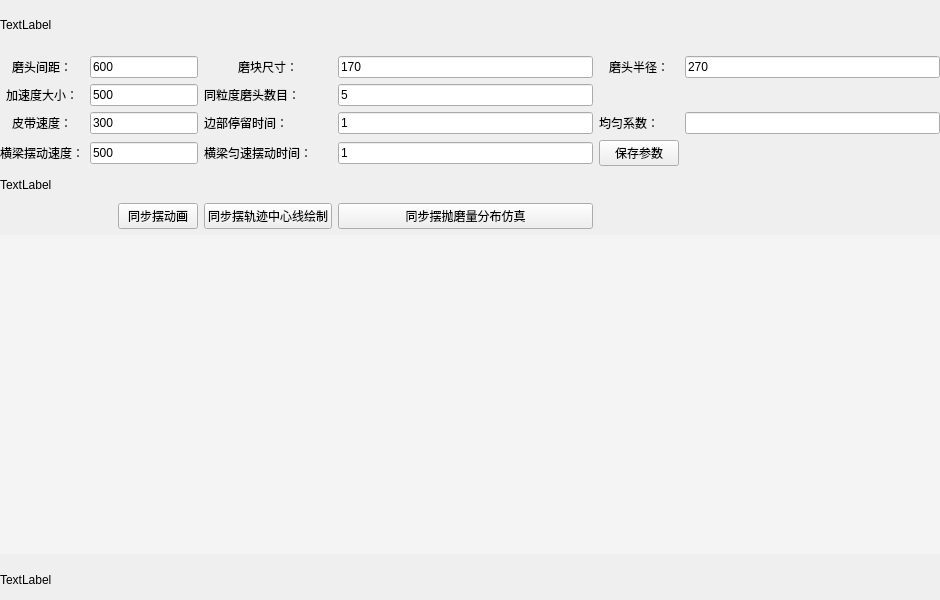
Above: Equal_Sim.ui from wuheideyun/PolishingParameterNew before the change. Below: the same form after it.
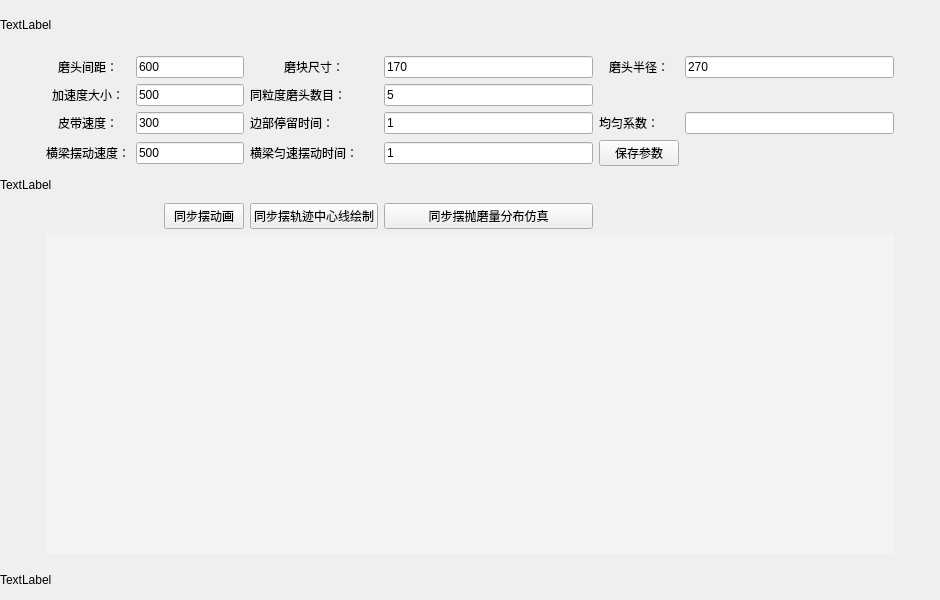
That is the form after the change.

Patch:
```diff
--- a/Equal_Sim.ui
+++ b/Equal_Sim.ui
@@ -33,21 +33,14 @@
     <property name="verticalSpacing">
      <number>6</number>
     </property>
-    <item row="2" column="3">
-     <widget class="QLabel" name="label_num">
+    <item row="3" column="6">
+     <widget class="QLabel" name="label_coefficient">
       <property name="text">
-       <string>同粒度磨头数目：</string>
+       <string>&lt;html&gt;&lt;head/&gt;&lt;body&gt;&lt;p&gt;均匀系数：&lt;/p&gt;&lt;/body&gt;&lt;/html&gt;</string>
       </property>
      </widget>
     </item>
-    <item row="2" column="4">
-     <widget class="QLineEdit" name="lineEdit_num">
-      <property name="text">
-       <string>5</string>
-      </property>
-     </widget>
-    </item>
-    <item row="1" column="3">
+    <item row="1" column="4">
      <widget class="QLabel" name="label_grind_size">
       <property name="text">
        <string>&lt;html&gt;&lt;head/&gt;&lt;body&gt;&lt;p align=&quot;center&quot;&gt;磨块尺寸：&lt;/p&gt;&lt;/body&gt;&lt;/html&gt;</string>
@@ -55,203 +48,120 @@
      </widget>
     </item>
     <item row="1" column="5">
-     <widget class="QLabel" name="label_radius">
-      <property name="text">
-       <string>&lt;html&gt;&lt;head/&gt;&lt;body&gt;&lt;p align=&quot;center&quot;&gt;磨头半径：&lt;/p&gt;&lt;/body&gt;&lt;/html&gt;</string>
-      </property>
-     </widget>
-    </item>
-    <item row="4" column="1" colspan="2">
-     <widget class="QLineEdit" name="lineEdit_beam_swing_speed">
-      <property name="text">
-       <string>500</string>
-      </property>
-     </widget>
-    </item>
-    <item row="6" column="3">
-     <widget class="QPushButton" name="button_middle_line_equal">
-      <property name="text">
-       <string>同步摆轨迹中心线绘制</string>
-      </property>
-     </widget>
-    </item>
-    <item row="0" column="0" colspan="7">
-     <widget class="QLabel" name="label_top">
-      <property name="minimumSize">
-       <size>
-        <width>500</width>
-        <height>0</height>
-       </size>
-      </property>
-      <property name="maximumSize">
-       <size>
-        <width>16777215</width>
-        <height>50</height>
-       </size>
-      </property>
-      <property name="text">
-       <string>TextLabel</string>
-      </property>
-     </widget>
-    </item>
-    <item row="5" column="0" colspan="7">
-     <widget class="QLabel" name="label_middle">
-      <property name="minimumSize">
-       <size>
-        <width>500</width>
-        <height>0</height>
-       </size>
-      </property>
-      <property name="maximumSize">
-       <size>
-        <width>16777215</width>
-        <height>25</height>
-       </size>
-      </property>
-      <property name="text">
-       <string>TextLabel</string>
-      </property>
-     </widget>
-    </item>
-    <item row="4" column="3">
-     <widget class="QLabel" name="label_beam_constant_time">
-      <property name="text">
-       <string>横梁匀速摆动时间：</string>
-      </property>
-     </widget>
-    </item>
-    <item row="4" column="4">
-     <widget class="QLineEdit" name="lineEdit_beam_constant_time">
-      <property name="text">
-       <string>1</string>
-      </property>
-     </widget>
-    </item>
-    <item row="1" column="4">
      <widget class="QLineEdit" name="lineEdit_grind_size">
       <property name="text">
        <string>170</string>
       </property>
      </widget>
     </item>
-    <item row="3" column="3">
-     <widget class="QLabel" name="label_stay_time">
-      <property name="text">
-       <string>边部停留时间：</string>
-      </property>
-     </widget>
-    </item>
-    <item row="3" column="1" colspan="2">
-     <widget class="QLineEdit" name="lineEdit_belt_speed">
-      <property name="text">
-       <string>300</string>
-      </property>
-     </widget>
-    </item>
-    <item row="7" column="0" colspan="7">
-     <widget class="QWidget" name="widget" native="true">
-      <property name="styleSheet">
-       <string notr="true">background-color: rgb(244, 244, 244);</string>
-      </property>
-     </widget>
-    </item>
-    <item row="3" column="0">
+    <item row="3" column="1">
      <widget class="QLabel" name="label_belt_speed">
       <property name="text">
        <string>&lt;html&gt;&lt;head/&gt;&lt;body&gt;&lt;p align=&quot;center&quot;&gt;皮带速度：&lt;/p&gt;&lt;/body&gt;&lt;/html&gt;</string>
       </property>
      </widget>
     </item>
-    <item row="4" column="0">
-     <widget class="QLabel" name="label_beam_swing_speed">
+    <item row="3" column="2" colspan="2">
+     <widget class="QLineEdit" name="lineEdit_belt_speed">
       <property name="text">
-       <string>&lt;html&gt;&lt;head/&gt;&lt;body&gt;&lt;p&gt;横梁摆动速度：&lt;/p&gt;&lt;/body&gt;&lt;/html&gt;</string>
+       <string>300</string>
       </property>
      </widget>
     </item>
-    <item row="3" column="4">
-     <widget class="QLineEdit" name="lineEdit_stay_time">
+    <item row="1" column="2" colspan="2">
+     <widget class="QLineEdit" name="lineEdit_between">
       <property name="text">
-       <string>1</string>
+       <string>600</string>
       </property>
      </widget>
     </item>
-    <item row="2" column="1" colspan="2">
-     <widget class="QLineEdit" name="lineEdit_accelerate">
-      <property name="text">
-       <string>500</string>
-      </property>
-     </widget>
-    </item>
-    <item row="6" column="2">
+    <item row="6" column="3">
      <widget class="QPushButton" name="button_animation_equal">
       <property name="text">
        <string>同步摆动画</string>
       </property>
      </widget>
     </item>
-    <item row="6" column="4">
-     <widget class="QPushButton" name="button_simulation_equal">
-      <property name="text">
-       <string>同步摆抛磨量分布仿真</string>
-      </property>
-     </widget>
-    </item>
-    <item row="2" column="0">
+    <item row="2" column="1">
      <widget class="QLabel" name="label_accelerate">
       <property name="text">
        <string>&lt;html&gt;&lt;head/&gt;&lt;body&gt;&lt;p align=&quot;center&quot;&gt;加速度大小：&lt;/p&gt;&lt;/body&gt;&lt;/html&gt;</string>
       </property>
      </widget>
     </item>
-    <item row="1" column="0">
-     <widget class="QLabel" name="label_between">
+    <item row="6" column="4">
+     <widget class="QPushButton" name="button_middle_line_equal">
       <property name="text">
-       <string>&lt;html&gt;&lt;head/&gt;&lt;body&gt;&lt;p align=&quot;center&quot;&gt;磨头间距：&lt;/p&gt;&lt;/body&gt;&lt;/html&gt;</string>
+       <string>同步摆轨迹中心线绘制</string>
       </property>
      </widget>
     </item>
-    <item row="1" column="6">
+    <item row="4" column="6">
+     <widget class="QPushButton" name="button_save_parameter">
+      <property name="text">
+       <string>保存参数</string>
+      </property>
+     </widget>
+    </item>
+    <item row="2" column="2" colspan="2">
+     <widget class="QLineEdit" name="lineEdit_accelerate">
+      <property name="text">
+       <string>500</string>
+      </property>
+     </widget>
+    </item>
+    <item row="1" column="7">
      <widget class="QLineEdit" name="lineEdit_radius">
       <property name="text">
        <string>270</string>
       </property>
      </widget>
     </item>
-    <item row="8" column="0" colspan="7">
-     <widget class="QLabel" name="label_bottom">
-      <property name="minimumSize">
-       <size>
-        <width>500</width>
-        <height>0</height>
-       </size>
+    <item row="4" column="1">
+     <widget class="QLabel" name="label_beam_swing_speed">
+      <property name="text">
+       <string>&lt;html&gt;&lt;head/&gt;&lt;body&gt;&lt;p&gt;横梁摆动速度：&lt;/p&gt;&lt;/body&gt;&lt;/html&gt;</string>
       </property>
-      <property name="maximumSize">
+     </widget>
+    </item>
+    <item row="2" column="0">
+     <spacer name="horizontalSpacer">
+      <property name="orientation">
+       <enum>Qt::Orientation::Horizontal</enum>
+      </property>
+      <property name="sizeType">
+       <enum>QSizePolicy::Policy::Fixed</enum>
+      </property>
+      <property name="sizeHint" stdset="0">
        <size>
-        <width>16777215</width>
-        <height>40</height>
+        <width>40</width>
+        <height>20</height>
        </size>
       </property>
-      <property name="text">
-       <string>TextLabel</string>
+     </spacer>
+    </item>
+    <item row="7" column="1" colspan="7">
+     <widget class="QWidget" name="widget" native="true">
+      <property name="styleSheet">
+       <string notr="true">background-color: rgb(244, 244, 244);</string>
       </property>
      </widget>
     </item>
-    <item row="1" column="1" colspan="2">
-     <widget class="QLineEdit" name="lineEdit_between">
+    <item row="1" column="1">
+     <widget class="QLabel" name="label_between">
       <property name="text">
-       <string>600</string>
+       <string>&lt;html&gt;&lt;head/&gt;&lt;body&gt;&lt;p align=&quot;center&quot;&gt;磨头间距：&lt;/p&gt;&lt;/body&gt;&lt;/html&gt;</string>
       </property>
      </widget>
     </item>
-    <item row="3" column="5">
-     <widget class="QLabel" name="label_coefficient">
+    <item row="2" column="5">
+     <widget class="QLineEdit" name="lineEdit_num">
       <property name="text">
-       <string>&lt;html&gt;&lt;head/&gt;&lt;body&gt;&lt;p&gt;均匀系数：&lt;/p&gt;&lt;/body&gt;&lt;/html&gt;</string>
+       <string>5</string>
       </property>
      </widget>
     </item>
-    <item row="3" column="6">
+    <item row="3" column="7">
      <widget class="QLineEdit" name="lineEdit_coefficient">
       <property name="enabled">
        <bool>true</bool>
@@ -261,10 +171,132 @@
       </property>
      </widget>
     </item>
+    <item row="4" column="2" colspan="2">
+     <widget class="QLineEdit" name="lineEdit_beam_swing_speed">
+      <property name="text">
+       <string>500</string>
+      </property>
+     </widget>
+    </item>
     <item row="4" column="5">
-     <widget class="QPushButton" name="button_save_parameter">
+     <widget class="QLineEdit" name="lineEdit_beam_constant_time">
       <property name="text">
-       <string>保存参数</string>
+       <string>1</string>
+      </property>
+     </widget>
+    </item>
+    <item row="3" column="5">
+     <widget class="QLineEdit" name="lineEdit_stay_time">
+      <property name="text">
+       <string>1</string>
+      </property>
+     </widget>
+    </item>
+    <item row="3" column="4">
+     <widget class="QLabel" name="label_stay_time">
+      <property name="text">
+       <string>边部停留时间：</string>
+      </property>
+     </widget>
+    </item>
+    <item row="2" column="4">
+     <widget class="QLabel" name="label_num">
+      <property name="text">
+       <string>同粒度磨头数目：</string>
+      </property>
+     </widget>
+    </item>
+    <item row="6" column="5">
+     <widget class="QPushButton" name="button_simulation_equal">
+      <property name="text">
+       <string>同步摆抛磨量分布仿真</string>
+      </property>
+     </widget>
+    </item>
+    <item row="4" column="4">
+     <widget class="QLabel" name="label_beam_constant_time">
+      <property name="text">
+       <string>横梁匀速摆动时间：</string>
+      </property>
+     </widget>
+    </item>
+    <item row="1" column="6">
+     <widget class="QLabel" name="label_radius">
+      <property name="text">
+       <string>&lt;html&gt;&lt;head/&gt;&lt;body&gt;&lt;p align=&quot;center&quot;&gt;磨头半径：&lt;/p&gt;&lt;/body&gt;&lt;/html&gt;</string>
+      </property>
+     </widget>
+    </item>
+    <item row="1" column="8">
+     <spacer name="horizontalSpacer_2">
+      <property name="orientation">
+       <enum>Qt::Orientation::Horizontal</enum>
+      </property>
+      <property name="sizeType">
+       <enum>QSizePolicy::Policy::Fixed</enum>
+      </property>
+      <property name="sizeHint" stdset="0">
+       <size>
+        <width>40</width>
+        <height>20</height>
+       </size>
+      </property>
+     </spacer>
+    </item>
+    <item row="0" column="0" colspan="9">
+     <widget class="QLabel" name="label_top">
+      <property name="minimumSize">
+       <size>
+        <width>500</width>
+        <height>0</height>
+       </size>
+      </property>
+      <property name="maximumSize">
+       <size>
+        <width>16777215</width>
+        <height>50</height>
+       </size>
+      </property>
+      <property name="text">
+       <string>TextLabel</string>
+      </property>
+     </widget>
+    </item>
+    <item row="5" column="0" colspan="9">
+     <widget class="QLabel" name="label_middle">
+      <property name="minimumSize">
+       <size>
+        <width>500</width>
+        <height>0</height>
+       </size>
+      </property>
+      <property name="maximumSize">
+       <size>
+        <width>16777215</width>
+        <height>25</height>
+       </size>
+      </property>
+      <property name="text">
+       <string>TextLabel</string>
+      </property>
+     </widget>
+    </item>
+    <item row="8" column="0" colspan="9">
+     <widget class="QLabel" name="label_bottom">
+      <property name="minimumSize">
+       <size>
+        <width>500</width>
+        <height>0</height>
+       </size>
+      </property>
+      <property name="maximumSize">
+       <size>
+        <width>16777215</width>
+        <height>40</height>
+       </size>
+      </property>
+      <property name="text">
+       <string>TextLabel</string>
       </property>
      </widget>
     </item>
```
